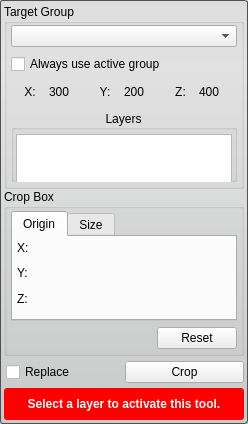
Before: the Qt Designer form src/Interface/ToolInterface/CropToolInterface.ui in SCIInstitute/Seg3D, drawn with Qt 5.
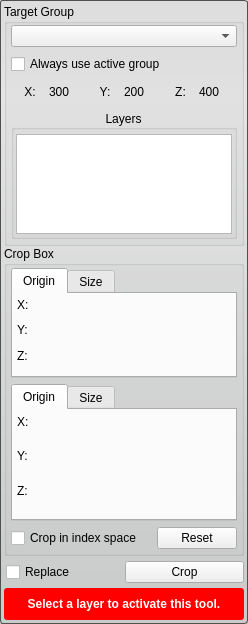
After: the same form once the commit is applied. Custom widgets are drawn as their Qt base class.

Commit message: Added option to the crop tool to do it in index space.

```diff
--- a/src/Interface/ToolInterface/CropToolInterface.ui
+++ b/src/Interface/ToolInterface/CropToolInterface.ui
@@ -7,7 +7,7 @@
     <x>0</x>
     <y>0</y>
     <width>248</width>
-    <height>424</height>
+    <height>624</height>
    </rect>
   </property>
   <property name="sizePolicy">
@@ -495,8 +495,180 @@
         </widget>
        </widget>
       </item>
+      <item>
+       <widget class="QTabWidget" name="crop_index_widget_">
+        <property name="currentIndex">
+         <number>0</number>
+        </property>
+        <widget class="QWidget" name="tab_3">
+         <attribute name="title">
+          <string>Origin</string>
+         </attribute>
+         <layout class="QVBoxLayout" name="verticalLayout_16">
+          <property name="spacing">
+           <number>2</number>
+          </property>
+          <property name="margin">
+           <number>4</number>
+          </property>
+          <item>
+           <widget class="QWidget" name="widget_13" native="true">
+            <layout class="QVBoxLayout" name="verticalLayout_15">
+             <property name="spacing">
+              <number>2</number>
+             </property>
+             <property name="margin">
+              <number>0</number>
+             </property>
+             <item>
+              <widget class="QLabel" name="x_label_1">
+               <property name="text">
+                <string>X:</string>
+               </property>
+              </widget>
+             </item>
+             <item>
+              <widget class="QtUtils::QtSliderIntCombo" name="crop_origin_index_x_" native="true"/>
+             </item>
+            </layout>
+           </widget>
+          </item>
+          <item>
+           <widget class="QWidget" name="widget_4" native="true">
+            <layout class="QVBoxLayout" name="verticalLayout_14">
+             <property name="spacing">
+              <number>2</number>
+             </property>
+             <property name="margin">
+              <number>0</number>
+             </property>
+             <item>
+              <widget class="QLabel" name="y_label_1">
+               <property name="text">
+                <string>Y:</string>
+               </property>
+              </widget>
+             </item>
+             <item>
+              <widget class="QtUtils::QtSliderIntCombo" name="crop_origin_index_y_" native="true"/>
+             </item>
+            </layout>
+           </widget>
+          </item>
+          <item>
+           <widget class="QWidget" name="widget_12" native="true">
+            <layout class="QVBoxLayout" name="verticalLayout_13">
+             <property name="spacing">
+              <number>2</number>
+             </property>
+             <property name="margin">
+              <number>0</number>
+             </property>
+             <item>
+              <widget class="QLabel" name="z_label_1">
+               <property name="text">
+                <string>Z:</string>
+               </property>
+              </widget>
+             </item>
+             <item>
+              <widget class="QtUtils::QtSliderIntCombo" name="crop_origin_index_z_" native="true"/>
+             </item>
+            </layout>
+           </widget>
+          </item>
+         </layout>
+        </widget>
+        <widget class="QWidget" name="tab_4">
+         <attribute name="title">
+          <string>Size</string>
+         </attribute>
+         <layout class="QVBoxLayout" name="verticalLayout_20">
+          <property name="spacing">
+           <number>2</number>
+          </property>
+          <property name="margin">
+           <number>4</number>
+          </property>
+          <item>
+           <widget class="QWidget" name="widget_17" native="true">
+            <layout class="QVBoxLayout" name="verticalLayout_19">
+             <property name="spacing">
+              <number>2</number>
+             </property>
+             <property name="margin">
+              <number>0</number>
+             </property>
+             <item>
+              <widget class="QLabel" name="width_label_1">
+               <property name="text">
+                <string>Width:</string>
+               </property>
+              </widget>
+             </item>
+             <item>
+              <widget class="QtUtils::QtSliderIntCombo" name="crop_index_width_" native="true"/>
+             </item>
+            </layout>
+           </widget>
+          </item>
+          <item>
+           <widget class="QWidget" name="widget_15" native="true">
+            <layout class="QVBoxLayout" name="verticalLayout_17">
+             <property name="spacing">
+              <number>2</number>
+             </property>
+             <property name="margin">
+              <number>0</number>
+             </property>
+             <item>
+              <widget class="QLabel" name="height_label_1">
+               <property name="text">
+                <string>Height:</string>
+               </property>
+              </widget>
+             </item>
+             <item>
+              <widget class="QtUtils::QtSliderIntCombo" name="crop_index_height_" native="true"/>
+             </item>
+            </layout>
+           </widget>
+          </item>
+          <item>
+           <widget class="QWidget" name="widget_16" native="true">
+            <layout class="QVBoxLayout" name="verticalLayout_18">
+             <property name="spacing">
+              <number>2</number>
+             </property>
+             <property name="margin">
+              <number>0</number>
+             </property>
+             <item>
+              <widget class="QLabel" name="depth_label_1">
+               <property name="text">
+                <string>Depth:</string>
+               </property>
+              </widget>
+             </item>
+             <item>
+              <widget class="QtUtils::QtSliderIntCombo" name="crop_index_depth_" native="true"/>
+             </item>
+            </layout>
+           </widget>
+          </item>
+         </layout>
+        </widget>
+       </widget>
+      </item>
       <item>
        <layout class="QHBoxLayout" name="horizontalLayout_3">
+        <item>
+         <widget class="QCheckBox" name="crop_index_checkbox_">
+          <property name="text">
+           <string>Crop in index space</string>
+          </property>
+         </widget>
+        </item>
         <item>
          <spacer name="horizontalSpacer">
           <property name="orientation">
@@ -635,6 +807,12 @@
    <header location="global">QtUtils/Widgets/QtSliderDoubleCombo.h</header>
    <container>1</container>
   </customwidget>
+  <customwidget>
+   <class>QtUtils::QtSliderIntCombo</class>
+   <extends>QWidget</extends>
+   <header location="global">QtUtils/Widgets/QtSliderIntCombo.h</header>
+   <container>1</container>
+  </customwidget>
  </customwidgets>
  <resources/>
  <connections/>
```
Left out of the diff: 2 changed lines with no effect on the pictures. The commit also changes 3 other files.
